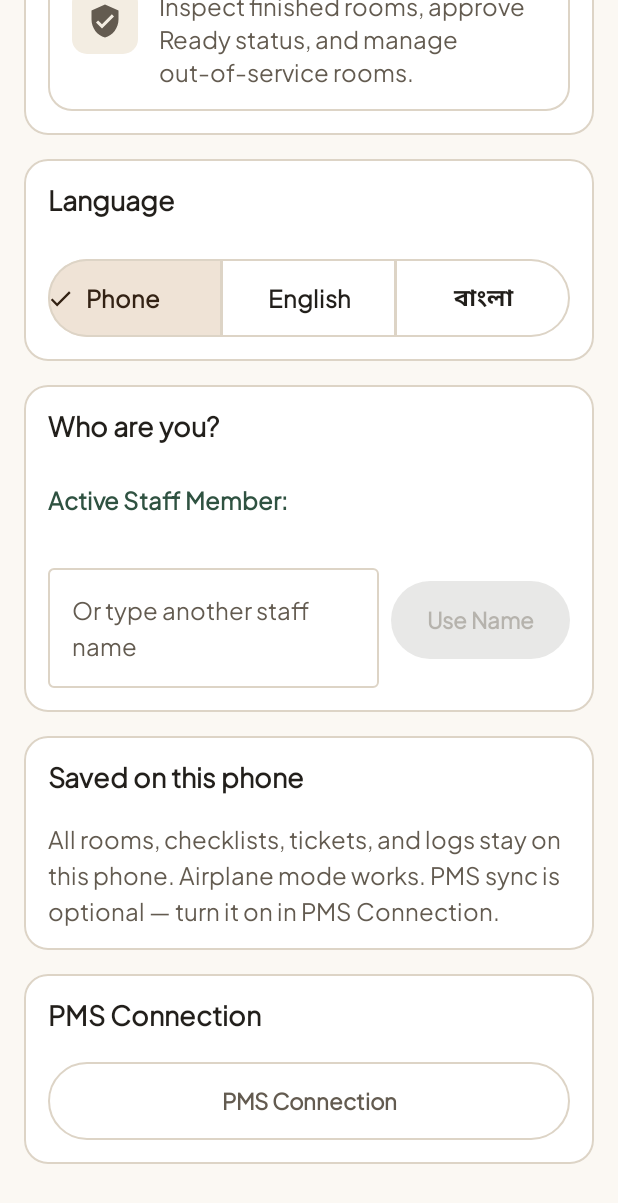
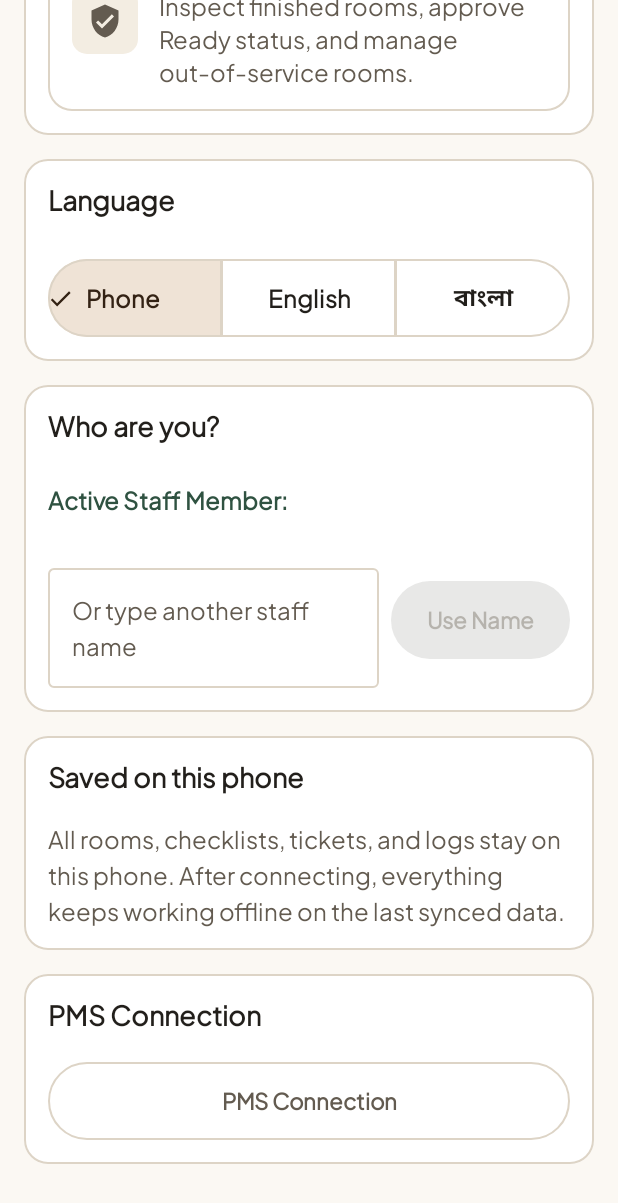
Before and after one commit to swopno1/roomready-android, an Android app built with Jetpack Compose: the composable MeScreen shown on its own in the app's theme, scrolled down 308 dp, on a phone screen of 412 x 824 dp. Shown: the top 1203 px of the screen. Run offline under Robolectric (Android 15) with nearby library versions, the phone set to English and light mode, and no system bars; 1 statement that could not run was skipped.

Commit message:
Doc alignment: measured figures, offline copy, scaffold cleanup
Replace pre-downgrade metrics with AI Studio measured values (AAB
6,557,051 bytes, lintRelease 0/34, wrapper 9.9.1, 125/125 across
19 suites) in the gate, verification, audit, readiness, and
declarations docs. Rewrite me_offline_card_body EN+BN for the
setup-or-connected model. Delete unreferenced Gemini .env.example
scaffold. No product code or toolchain changes.

```diff
--- a/app/src/main/res/values/strings.xml
+++ b/app/src/main/res/values/strings.xml
@@ -144,7 +144,7 @@
     <string name="step_stayover_beds_made">Beds made</string>
     <string name="step_stayover_towels">Towels</string>
     <string name="step_stayover_bins">Bins</string>
-    <!-- PMS contract steps (display names for the fixed Live-mode sentences) -->
+    <!-- PMS contract steps (display names for the fixed PMS sentences) -->
     <string name="step_pms_bed_linen">Change bed linen</string>
     <string name="step_pms_towels">Fresh towels &amp; toiletries</string>
     <string name="step_pms_floors">Vacuum &amp; mop floors</string>
@@ -240,7 +240,7 @@
     <string name="me_switch_role_title">Switch Role</string>
     <string name="me_who_are_you_title">Who are you?</string>
     <string name="me_offline_card_title">Saved on this phone</string>
-    <string name="me_offline_card_body">All rooms, checklists, tickets, and logs stay on this phone. Airplane mode works. PMS sync is optional — turn it on in PMS Connection.</string>
+    <string name="me_offline_card_body">All rooms, checklists, tickets, and logs stay on this phone. After connecting, everything keeps working offline on the last synced data.</string>
 
     <!-- PMS Connection -->
     <string name="connection_title">PMS Connection</string>
```
Also changed, not shown: 7 other files.
